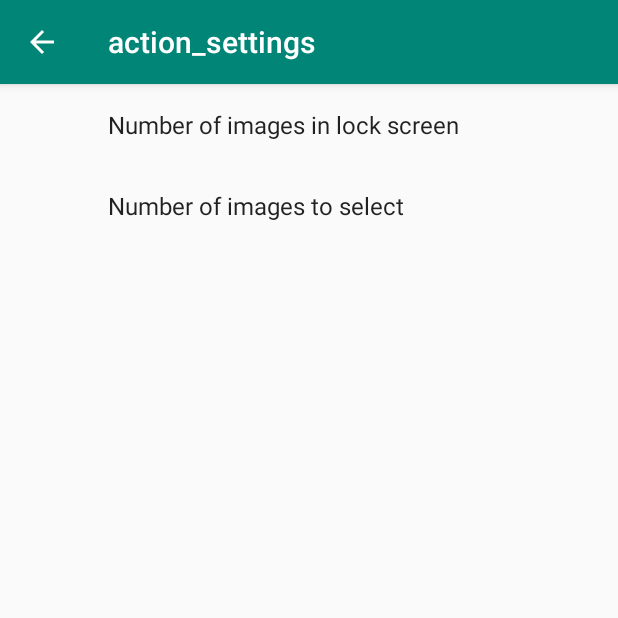
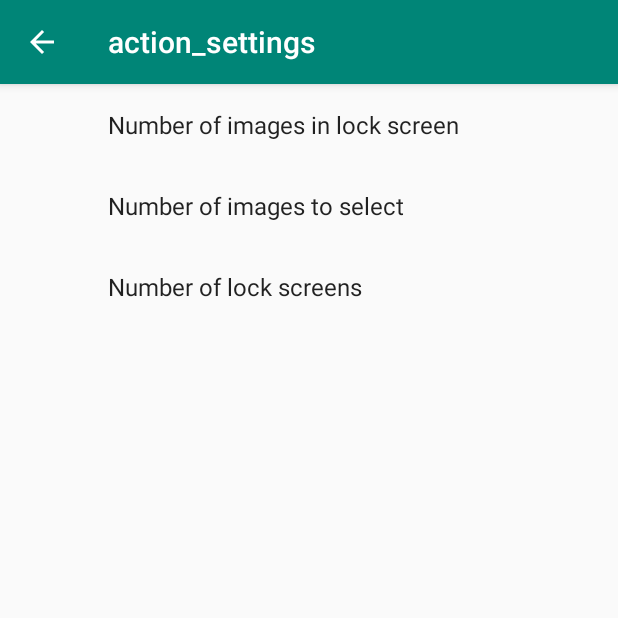
Before and after one commit to teliran/IdByImage, an Android app: the SettingsFragment screen opened directly, with no data from a screen before it, on a phone screen of 412 x 824 dp, the top half of it. Run offline under Robolectric (Android 15) with nearby library versions, the phone set to English and light mode, and no system bars; our stand-ins replace androidx.preference.

```diff
--- a/app/src/main/res/values/arrays.xml
+++ b/app/src/main/res/values/arrays.xml
@@ -22,4 +22,10 @@
         <item>@string/pref_num_images_4</item>
     </array>
 
+    <array name="pref_num_screens_lables">
+        <item>@string/pref_num_of_screens_1</item>
+        <item>@string/pref_num_of_screens_2</item>
+        <item>@string/pref_num_of_screens_3</item>
+    </array>
+
 </resources>
--- a/app/src/main/res/values/strings.xml
+++ b/app/src/main/res/values/strings.xml
@@ -81,15 +81,22 @@
     <string name="numimages">Images to select:</string>
     <string name="numIterations">Screen Lock Iterations:</string>
     <string name="action_settings">action_settings</string>
+
     <string name="Number_of_images_screen">matrix_size</string>
     <string name="Number_of_images_in_lock_screen">Number of images in lock screen</string>
+    <string name="pref_num_images_3x3">9</string>
+    <string name="pref_num_images_2x3">6</string>
 
-    <string name="pref_num_images_3x3">3X3</string>
-    <string name="pref_num_images_2x3">2X3</string>
-    <string name="pref_num_images_to_select_3">3</string>
-    <string name="Number_selected_images">Number of images</string>
+    <string name="Number_selected_images">Number_of_images</string>
     <string name="Number_of_images_to_select">Number of images to select</string>
     <string name="pref_num_images_2">2</string>
     <string name="pref_num_images_3">3</string>
     <string name="pref_num_images_4">4</string>
+
+    <string name="Number_of_lock_screens">Number of lock screens</string>
+    <string name="Num_of_lock_screens">Num_lock_screens</string>
+
+    <string name="pref_num_of_screens_2">2</string>
+    <string name="pref_num_of_screens_3">3</string>
+    <string name="pref_num_of_screens_1">1</string>
 </resources>
--- a/app/src/main/res/xml/settings_pref.xml
+++ b/app/src/main/res/xml/settings_pref.xml
@@ -9,10 +9,17 @@
         android:title="@string/Number_of_images_in_lock_screen"/>
 
     <ListPreference
-        android:defaultValue="@string/pref_num_images_to_select_3"
+        android:defaultValue="@string/pref_num_images_3"
         android:entries="@array/pref_num_images_to_select_labels"
         android:entryValues="@array/pref_num_images_to_select_values"
         android:key="@string/Number_selected_images"
         android:title="@string/Number_of_images_to_select"/>
 
+    <ListPreference
+        android:defaultValue="@string/pref_num_of_screens_1"
+        android:entries="@array/pref_num_screens_lables"
+        android:entryValues="@array/pref_num_screens_lables"
+        android:key="@string/Num_of_lock_screens"
+        android:title="@string/Number_of_lock_screens"/>
+
 </PreferenceScreen>
```
Also changed, not shown: app/src/main/java/com/hey/idbyimage/idbyimage/LockScreenActivity.java (+29 -14 lines).
